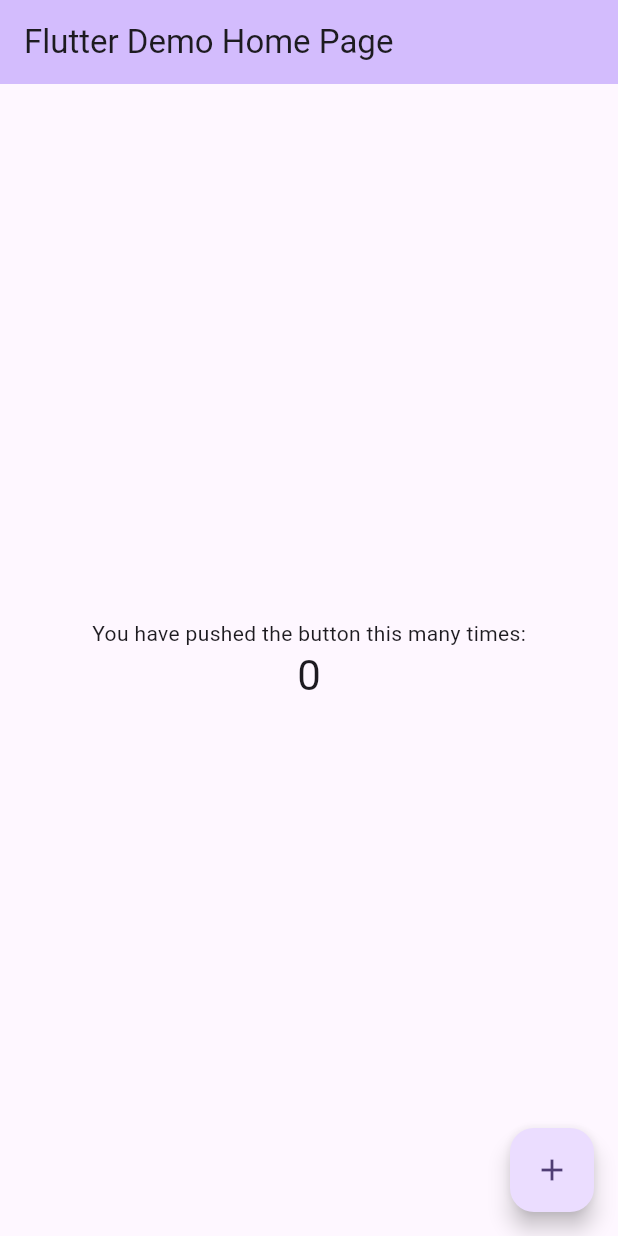
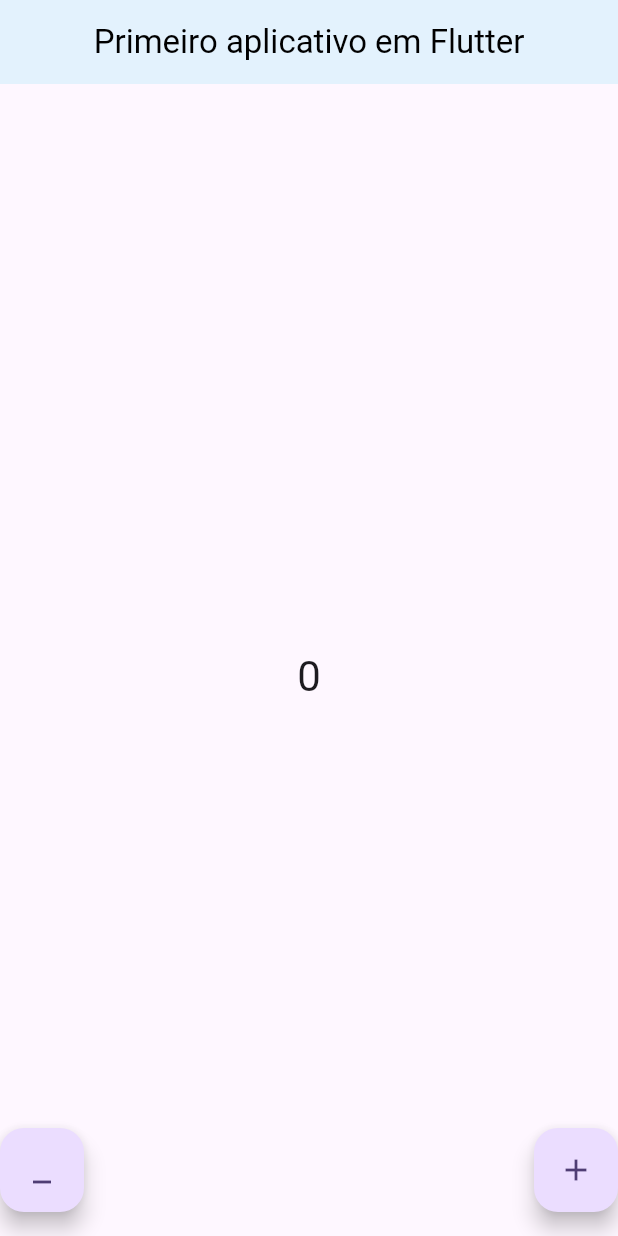
Before and after one commit to eduardoelc/meuappflutter, a Flutter app: the screen it shows after launch, on a phone screen of 412 x 824 dp. Run offline on Flutter 3.47's test engine with Material 3 defaults, Android fonts, the phone set to English and light mode, and no system bars.

Commit message:
feat: criando meu primeiro projeto

```diff
--- a/lib/main.dart
+++ b/lib/main.dart
@@ -13,40 +13,16 @@ class MyApp extends StatelessWidget {
     return MaterialApp(
       title: 'Flutter Demo',
       theme: ThemeData(
-        // This is the theme of your application.
-        //
-        // TRY THIS: Try running your application with "flutter run". You'll see
-        // the application has a purple toolbar. Then, without quitting the app,
-        // try changing the seedColor in the colorScheme below to Colors.green
-        // and then invoke "hot reload" (save your changes or press the "hot
-        // reload" button in a Flutter-supported IDE, or press "r" if you used
-        // the command line to start the app).
-        //
-        // Notice that the counter didn't reset back to zero; the application
-        // state is not lost during the reload. To reset the state, use hot
-        // restart instead.
-        //
-        // This works for code too, not just values: Most code changes can be
-        // tested with just a hot reload.
         colorScheme: ColorScheme.fromSeed(seedColor: Colors.deepPurple),
         useMaterial3: true,
       ),
-      home: const MyHomePage(title: 'Flutter Demo Home Page'),
+      home: const MyHomePage(title: 'Primeiro aplicativo em Flutter'),
     );
   }
 }
 
 class MyHomePage extends StatefulWidget {
   const MyHomePage({super.key, required this.title});
-
-  // This widget is the home page of your application. It is stateful, meaning
-  // that it has a State object (defined below) that contains fields that affect
-  // how it looks.
-
-  // This class is the configuration for the state. It holds the values (in this
-  // case the title) provided by the parent (in this case the App widget) and
-  // used by the build method of the State. Fields in a Widget subclass are
-  // always marked "final".
 
   final String title;
 
@@ -56,57 +32,84 @@ class MyHomePage extends StatefulWidget {
 
 class _MyHomePageState extends State<MyHomePage> {
   int _counter = 0;
+  var _texto = '';
 
   void _incrementCounter() {
     setState(() {
-      // This call to setState tells the Flutter framework that something has
-      // changed in this State, which causes it to rerun the build method below
-      // so that the display can reflect the updated values. If we changed
-      // _counter without calling setState(), then the build method would not be
-      // called again, and so nothing would appear to happen.
+      _texto = 'Você apertou o botão (+):';
       _counter++;
+      if (_counter == 10) {
+        _texto = 'Você não cansou de apertar o botão?';
+      } else if (_counter == 20) {
+        _texto = 'Descanse um pouco depois você continua!';
+      } else if (_counter >= 30) {
+        _texto = 'Você é insistente!';
+      } else if (_counter < 0) {
+        _texto = 'Continue a subir!';
+      }
+    });
+  }
+
+  void _incrementSubtract() {
+    setState(() {
+      _texto = 'Você diminuiu o numero, apertou o botão +:';
+      if (_counter <= 0) {
+        _texto = 'Você apertou o botão (-):';
+      } else if (_counter == -10) {
+        _texto = 'Você está indo na contra mão volte.';
+      } else if (_counter == -20) {
+        _texto = 'Quer continuar descendo?';
+      } else if (_counter <= -30) {
+        _texto = 'Você é insistente!';
+      }
+      _counter--;
     });
   }
 
   @override
   Widget build(BuildContext context) {
-    // This method is rerun every time setState is called, for instance as done
-    // by the _incrementCounter method above.
-    //
-    // The Flutter framework has been optimized to make rerunning build methods
-    // fast, so that you can just rebuild anything that needs updating rather
-    // than having to individually change instances of widgets.
     return Scaffold(
       appBar: AppBar(
-        // TRY THIS: Try changing the color here to a specific color (to
-        // Colors.amber, perhaps?) and trigger a hot reload to see the AppBar
-        // change color while the other colors stay the same.
-        backgroundColor: Theme.of(context).colorScheme.inversePrimary,
-        // Here we take the value from the MyHomePage object that was created by
-        // the App.build method, and use it to set our appbar title.
-        title: Text(widget.title),
+        centerTitle: true,
+        backgroundColor: _counter < 0
+            ? _counter <= -30
+                ? Colors.red[50]
+                : _counter <= -20
+                    ? Colors.red[300]
+                    : _counter <= -10
+                        ? Colors.red[600]
+                        : Colors.red[900]
+            : _counter >= 30
+                ? Colors.blue[900]
+                : _counter >= 20
+                    ? Colors.blue[600]
+                    : _counter >= 10
+                        ? Colors.blue[300]
+                        : Colors.blue[50],
+        title: Text(widget.title,
+            style: TextStyle(
+                color: _counter < 0
+                    ? _counter <= -30
+                        ? Colors.black
+                        : _counter <= -20
+                            ? Colors.black
+                            : _counter <= -10
+                                ? Colors.white
+                                : Colors.white
+                    : _counter >= 30
+                        ? Colors.white
+                        : _counter >= 20
+                            ? Colors.white
+                            : _counter >= 10
+                                ? Colors.black
+                                : Colors.black)),
       ),
       body: Center(
-        // Center is a layout widget. It takes a single child and positions it
-        // in the middle of the parent.
         child: Column(
-          // Column is also a layout widget. It takes a list of children and
-          // arranges them vertically. By default, it sizes itself to fit its
-          // children horizontally, and tries to be as tall as its parent.
-          //
-          // Column has various properties to control how it sizes itself and
-          // how it positions its children. Here we use mainAxisAlignment to
-          // center the children vertically; the main axis here is the vertical
-          // axis because Columns are vertical (the cross axis would be
-          // horizontal).
-          //
-          // TRY THIS: Invoke "debug painting" (choose the "Toggle Debug Paint"
-          // action in the IDE, or press "p" in the console), to see the
-          // wireframe for each widget.
           mainAxisAlignment: MainAxisAlignment.center,
           children: <Widget>[
-            const Text(
-              'You have pushed the button this many times:',
+            Text(
+              '$_texto',
             ),
             Text(
               '$_counter',
@@ -115,11 +118,27 @@ class _MyHomePageState extends State<MyHomePage> {
           ],
         ),
       ),
-      floatingActionButton: FloatingActionButton(
-        onPressed: _incrementCounter,
-        tooltip: 'Increment',
-        child: const Icon(Icons.add),
-      ), // This trailing comma makes auto-formatting nicer for build methods.
+      floatingActionButtonLocation: FloatingActionButtonLocation.centerFloat,
+      floatingActionButton: Stack(
+        children: <Widget>[
+          Align(
+            alignment: Alignment.bottomLeft,
+            child: FloatingActionButton(
+              onPressed: _incrementSubtract,
+              tooltip: 'Subtrair',
+              child: const Icon(Icons.minimize),
+            ),
+          ),
+          Align(
+            alignment: Alignment.bottomRight,
+            child: FloatingActionButton(
+              onPressed: _incrementCounter,
+              tooltip: 'Somar +1',
+              child: const Icon(Icons.add),
+            ),
+          ),
+        ],
+      ),
     );
   }
 }
```
Also changed, not shown: 1 other file.
